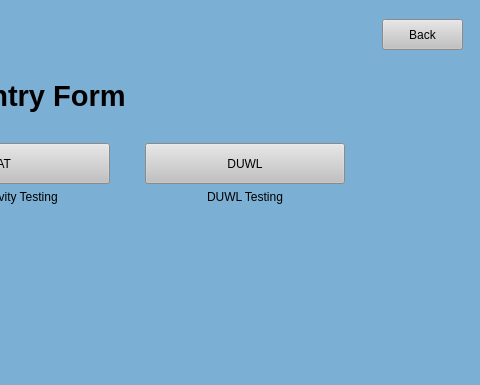
Above: UI Screens/COMBdb_Result_Entry_Forms_Nav.ui from Kasmanian/COMBDb-oldgen before the change; both pictures show x 445 to 925 and y 0 to 385 of the 925 by 385 pixel window. Below: the same form after it.
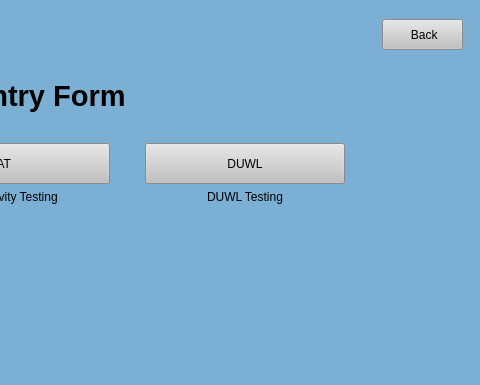
That is the form after the change.

What changed in the file:
```diff
--- a/UI Screens/COMBdb_Result_Entry_Forms_Nav.ui
+++ b/UI Screens/COMBdb_Result_Entry_Forms_Nav.ui
@@ -93,7 +93,7 @@
 }</string>
       </property>
       <property name="text">
-       <string>Back</string>
+       <string> Back</string>
       </property>
      </widget>
     </item>
```
